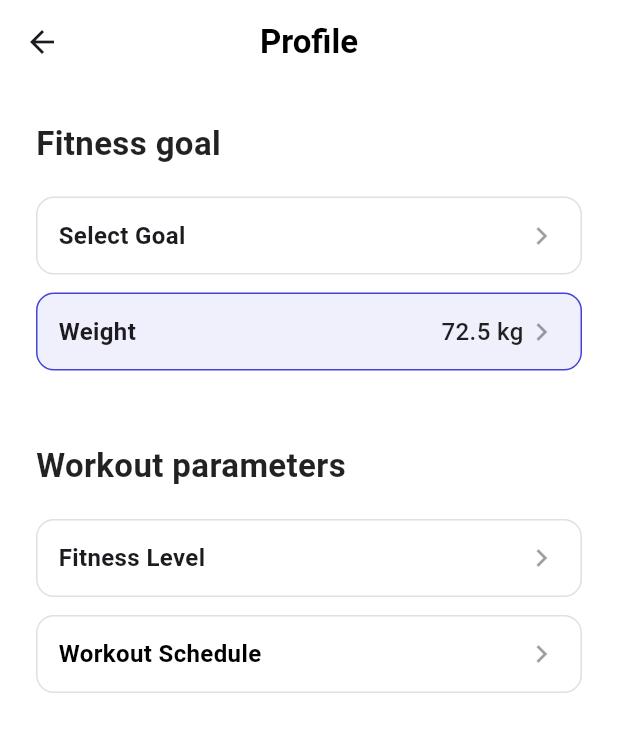
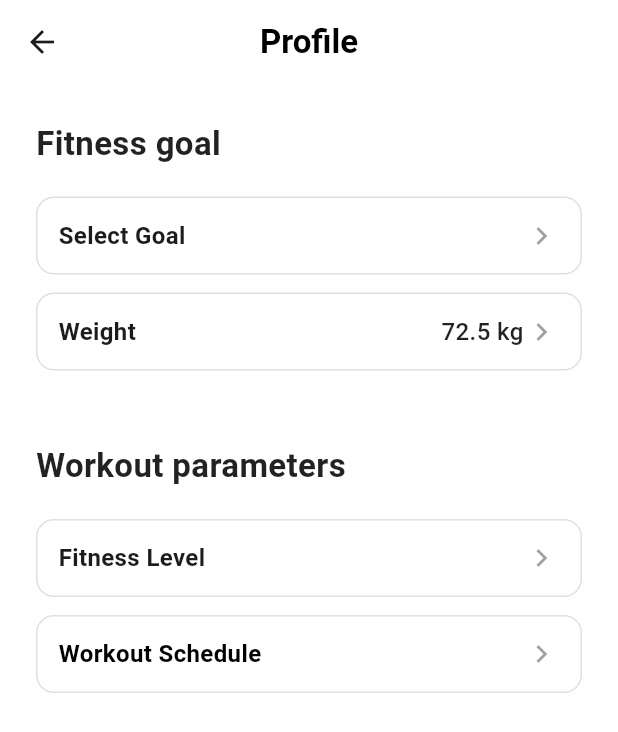
Before and after one commit to Dreidr/FitDays, a Flutter app: the ProfileSetupScreen screen opened directly, on a phone screen of 412 x 824 dp. Shown: the top 732 px of the screen. Run offline on Flutter 3.47's test engine with Material 3 defaults, Android fonts, the phone set to English and light mode, and no system bars.

Commit message:
minor update to slider

```diff
--- a/mobile/lib/core/widgets/bottom_sheet_slider.dart
+++ b/mobile/lib/core/widgets/bottom_sheet_slider.dart
@@ -9,6 +9,7 @@ class BottomSheetSlider extends StatelessWidget {
   final int divisions;
   final ValueChanged<double> onChanged;
   final double initialValue = 0; // or whatever your default is
+  final bool isSet;
 
   const BottomSheetSlider({
     super.key,
@@ -19,6 +20,7 @@ class BottomSheetSlider extends StatelessWidget {
     required this.max,
     required this.divisions,
     required this.onChanged,
+    required this.isSet, // 👈 add this
   });
 
   @override
@@ -50,14 +52,12 @@ class BottomSheetSlider extends StatelessWidget {
         curve: Curves.easeOut,
         height: 52,
         decoration: BoxDecoration(
-          color: value != initialValue
+          color: isSet
               ? const Color(0xFF4442D9).withOpacity(0.08)
               : Colors.white,
           borderRadius: BorderRadius.circular(12),
           border: Border.all(
-            color: (value != null && value != initialValue)
-                ? const Color(0xFF4442D9)
-                : Colors.black12,
+            color: isSet ? const Color(0xFF4442D9) : Colors.black12,
           ),
         ),
         child: Padding(
--- a/mobile/lib/features/onboarding/profile_setup.dart
+++ b/mobile/lib/features/onboarding/profile_setup.dart
@@ -14,6 +14,7 @@ class _ProfileSetupScreenState extends State<ProfileSetupScreen> {
   String? fitnessGoal;
   String? fitnessLevel;
   double weightKg = 72.5;
+  bool weightChanged = false;
   List<String> workoutDays = []; // start empty
 
   @override
@@ -70,7 +71,14 @@ class _ProfileSetupScreenState extends State<ProfileSetupScreen> {
               min: 35,
               max: 160,
               divisions: 250, // 0.5kg steps if you want: (160-35)*2=250
-              onChanged: (v) => setState(() => weightKg = v),
+              isSet: weightChanged, // 👈 now recognized
+              onChanged: (v) {
+                setState(() {
+                  weightKg = v;
+                  weightChanged =
+                      true; // only becomes true after user moves slider
+                });
+              },
             ),
 
             const SizedBox(height: 48),
@@ -103,7 +111,7 @@ class _ProfileSetupScreenState extends State<ProfileSetupScreen> {
               onChanged: (val) => setState(() => workoutDays = val),
             ),
 
-              const SizedBox(height: 12),
+            const SizedBox(height: 12),
           ],
         ),
       ),
```
